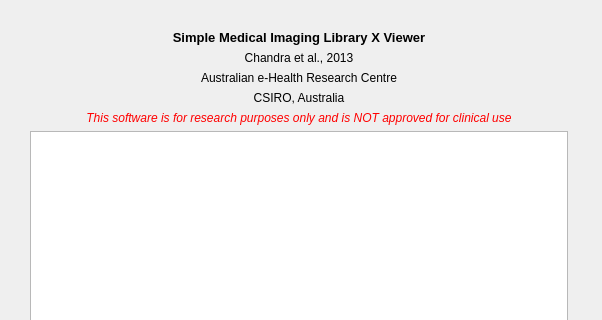
shakes76/smili, file ui/about.ui: the form before one commit; both pictures show x 0 to 602 and y 0 to 320 of the 602 by 609 pixel window.
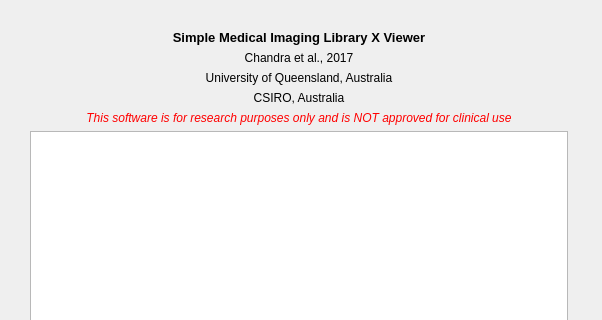
The form after the commit. Icons and pictures are not drawn.

Commit message: Fixes for Ubuntu packaging and versioning.

```diff
--- a/ui/about.ui
+++ b/ui/about.ui
@@ -59,7 +59,7 @@
     <item>
      <widget class="QLabel" name="lblAuthor">
       <property name="text">
-       <string>Chandra et al., 2013</string>
+       <string>Chandra et al., 2017</string>
       </property>
       <property name="alignment">
        <set>Qt::AlignCenter</set>
@@ -69,7 +69,7 @@
     <item>
      <widget class="QLabel" name="lblCentre">
       <property name="text">
-       <string>Australian e-Health Research Centre</string>
+       <string>University of Queensland, Australia</string>
       </property>
       <property name="alignment">
        <set>Qt::AlignCenter</set>
```
The commit also changes 1 other file.
